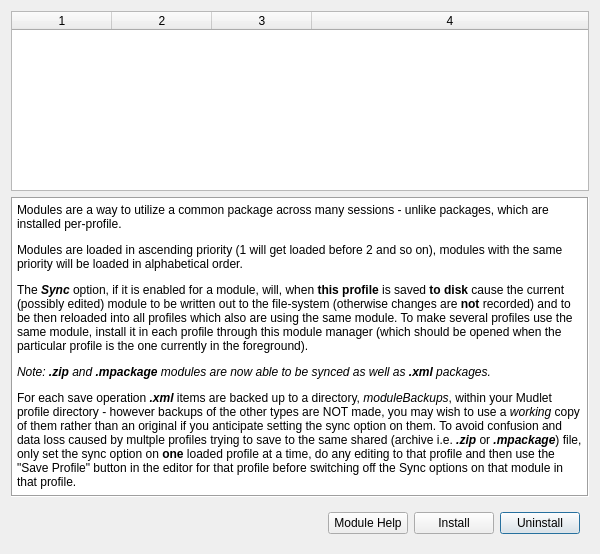
Above: src/ui/module_manager.ui from Mudlet/Mudlet before the change. Below: the same form after it.
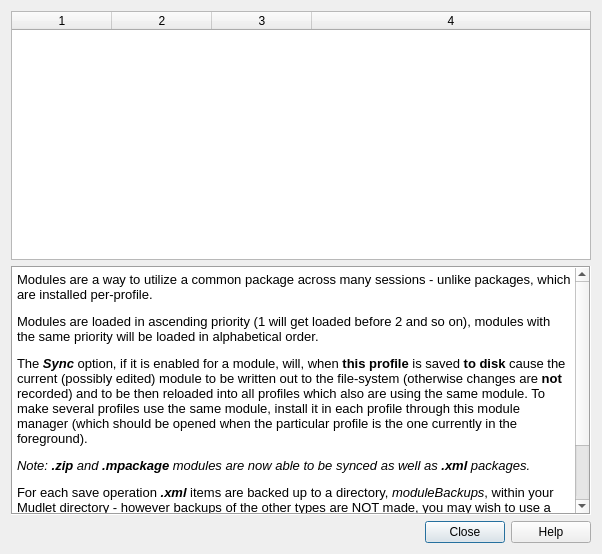
That is the form after the change. Icons and pictures are not drawn.

Commit message: Revise: further changes to fixup/enhance module & package handling

What changed in the file:
```diff
--- a/src/ui/module_manager.ui
+++ b/src/ui/module_manager.ui
@@ -11,19 +11,23 @@
    </rect>
   </property>
   <property name="sizePolicy">
-   <sizepolicy hsizetype="Preferred" vsizetype="MinimumExpanding">
+   <sizepolicy hsizetype="MinimumExpanding" vsizetype="MinimumExpanding">
     <horstretch>0</horstretch>
     <verstretch>0</verstretch>
    </sizepolicy>
   </property>
-  <layout class="QGridLayout" name="gridLayout" rowstretch="1,0,0" rowminimumheight="0,300,0">
-   <item row="0" column="0" colspan="2">
+  <property name="windowIcon">
+   <iconset resource="../mudlet.qrc">
+    <normaloff>:/icons/module-manager.png</normaloff>:/icons/module-manager.png</iconset>
+  </property>
+  <layout class="QVBoxLayout" name="verticalLayout" stretch="1,1,0">
+   <item>
     <widget class="QTableWidget" name="moduleTable">
-     <property name="sizePolicy">
-      <sizepolicy hsizetype="Ignored" vsizetype="Expanding">
-       <horstretch>0</horstretch>
-       <verstretch>0</verstretch>
-      </sizepolicy>
+     <property name="minimumSize">
+      <size>
+       <width>580</width>
+       <height>170</height>
+      </size>
      </property>
      <property name="alternatingRowColors">
       <bool>true</bool>
@@ -40,6 +44,9 @@
      <property name="columnCount">
       <number>4</number>
      </property>
+     <attribute name="horizontalHeaderVisible">
+      <bool>true</bool>
+     </attribute>
      <attribute name="horizontalHeaderCascadingSectionResizes">
       <bool>false</bool>
      </attribute>
@@ -55,14 +62,26 @@
      <column/>
     </widget>
    </item>
-   <item row="1" column="0" colspan="2">
+   <item>
     <widget class="QTextEdit" name="textEdit">
      <property name="sizePolicy">
-      <sizepolicy hsizetype="Minimum" vsizetype="MinimumExpanding">
+      <sizepolicy hsizetype="Expanding" vsizetype="MinimumExpanding">
        <horstretch>0</horstretch>
        <verstretch>0</verstretch>
       </sizepolicy>
      </property>
+     <property name="minimumSize">
+      <size>
+       <width>580</width>
+       <height>170</height>
+      </size>
+     </property>
+     <property name="sizeIncrement">
+      <size>
+       <width>1</width>
+       <height>1</height>
+      </size>
+     </property>
      <property name="inputMethodHints">
       <set>Qt::ImhNone</set>
      </property>
@@ -76,12 +95,16 @@
       <enum>QAbstractScrollArea::AdjustToContents</enum>
      </property>
      <property name="html">
-      <string>&lt;html&gt;&lt;head/&gt;&lt;body&gt;&lt;p&gt;Modules are a way to utilize a common package across many sessions - unlike packages, which are installed per-profile.&lt;/p&gt;
-&lt;p&gt;Modules are loaded in ascending priority (1 will get loaded before 2 and so on), modules with the same priority will be loaded in alphabetical order.&lt;/p&gt;
-&lt;p&gt;The &lt;b&gt;&lt;i&gt;Sync&lt;/i&gt;&lt;/b&gt; option, if it is enabled for a module, will, when &lt;b&gt;this profile&lt;/b&gt; is saved &lt;b&gt;to disk&lt;/b&gt; cause the current (possibly edited) module to be written out to the file-system (otherwise changes are &lt;b&gt;not&lt;/b&gt; recorded) and to be then reloaded into all profiles which also are using the same module. To make several profiles use the same module, install it in each profile through this module manager (which should be opened when the particular profile is the one currently in the foreground).&lt;/p&gt;
-&lt;p&gt;&lt;i&gt;Note: &lt;b&gt;.zip&lt;/b&gt; and &lt;b&gt;.mpackage&lt;/b&gt; modules are now able to be synced as well as &lt;b&gt;.xml&lt;/b&gt; packages.&lt;/p&gt;
-&lt;p&gt;For each save operation &lt;b&gt;&lt;i&gt;.xml&lt;/i&gt;&lt;/b&gt; items are backed up to a directory, &lt;i&gt;moduleBackups&lt;/i&gt;, within your Mudlet profile directory - however backups of the other types are NOT made, you may wish to use a &lt;i&gt;working&lt;/i&gt; copy of them rather than an original if you anticipate setting the sync option on them. To avoid confusion and data loss caused by multple profiles trying to save to the same shared (archive i.e. &lt;b&gt;&lt;i&gt;.zip&lt;/i&gt;&lt;/b&gt; or &lt;b&gt;&lt;i&gt;.mpackage&lt;/i&gt;&lt;/b&gt;) file, only set the sync option on &lt;b&gt;one&lt;/b&gt; loaded profile at a time, do any editing to that profile and then use the &amp;quot;Save Profile&amp;quot; button in the editor for that profile before switching off the Sync options on that module in that profile.&lt;/p&gt;&lt;/body&gt;&lt;/html&gt;</string>
-</property>
+      <string>&lt;!DOCTYPE HTML PUBLIC &quot;-//W3C//DTD HTML 4.0//EN&quot; &quot;http://www.w3.org/TR/REC-html40/strict.dtd&quot;&gt;
+&lt;html&gt;&lt;head&gt;&lt;meta name=&quot;qrichtext&quot; content=&quot;1&quot; /&gt;&lt;style type=&quot;text/css&quot;&gt;
+p, li { white-space: pre-wrap; }
+&lt;/style&gt;&lt;/head&gt;&lt;body style=&quot; font-family:'Liberation Sans'; font-size:10pt; font-weight:400; font-style:normal;&quot;&gt;
+&lt;p style=&quot; margin-top:12px; margin-bottom:12px; margin-left:0px; margin-right:0px; -qt-block-indent:0; text-indent:0px;&quot;&gt;Modules are a way to utilize a common package across many sessions - unlike packages, which are installed per-profile.&lt;/p&gt;
+&lt;p style=&quot; margin-top:12px; margin-bottom:12px; margin-left:0px; margin-right:0px; -qt-block-indent:0; text-indent:0px;&quot;&gt;Modules are loaded in ascending priority (1 will get loaded before 2 and so on), modules with the same priority will be loaded in alphabetical order.&lt;/p&gt;
+&lt;p style=&quot; margin-top:12px; margin-bottom:12px; margin-left:0px; margin-right:0px; -qt-block-indent:0; text-indent:0px;&quot;&gt;The &lt;span style=&quot; font-weight:600; font-style:italic;&quot;&gt;Sync&lt;/span&gt; option, if it is enabled for a module, will, when &lt;span style=&quot; font-weight:600;&quot;&gt;this profile&lt;/span&gt; is saved &lt;span style=&quot; font-weight:600;&quot;&gt;to disk&lt;/span&gt; cause the current (possibly edited) module to be written out to the file-system (otherwise changes are &lt;span style=&quot; font-weight:600;&quot;&gt;not&lt;/span&gt; recorded) and to be then reloaded into all profiles which also are using the same module. To make several profiles use the same module, install it in each profile through this module manager (which should be opened when the particular profile is the one currently in the foreground).&lt;/p&gt;
+&lt;p style=&quot; margin-top:12px; margin-bottom:12px; margin-left:0px; margin-right:0px; -qt-block-indent:0; text-indent:0px;&quot;&gt;&lt;span style=&quot; font-style:italic;&quot;&gt;Note: &lt;/span&gt;&lt;span style=&quot; font-weight:600; font-style:italic;&quot;&gt;.zip&lt;/span&gt;&lt;span style=&quot; font-style:italic;&quot;&gt; and &lt;/span&gt;&lt;span style=&quot; font-weight:600; font-style:italic;&quot;&gt;.mpackage&lt;/span&gt;&lt;span style=&quot; font-style:italic;&quot;&gt; modules are now able to be synced as well as &lt;/span&gt;&lt;span style=&quot; font-weight:600; font-style:italic;&quot;&gt;.xml&lt;/span&gt;&lt;span style=&quot; font-style:italic;&quot;&gt; packages.&lt;/span&gt;&lt;/p&gt;
+&lt;p style=&quot; margin-top:12px; margin-bottom:12px; margin-left:0px; margin-right:0px; -qt-block-indent:0; text-indent:0px;&quot;&gt;For each save operation &lt;span style=&quot; font-weight:600; font-style:italic;&quot;&gt;.xml&lt;/span&gt; items are backed up to a directory, &lt;span style=&quot; font-style:italic;&quot;&gt;moduleBackups&lt;/span&gt;, within your Mudlet directory - however backups of the other types are NOT made, you may wish to use a &lt;span style=&quot; font-style:italic;&quot;&gt;working&lt;/span&gt; copy of them rather than an original if you anticipate setting the sync option on them. To avoid confusion and data loss caused by multple profiles trying to save to the same shared (archive i.e. &lt;span style=&quot; font-weight:600; font-style:italic;&quot;&gt;.zip&lt;/span&gt; or &lt;span style=&quot; font-weight:600; font-style:italic;&quot;&gt;.mpackage&lt;/span&gt;) file, only set the sync option on &lt;span style=&quot; font-weight:600;&quot;&gt;one&lt;/span&gt; loaded profile at a time, do any editing to that profile and then use the &amp;quot;Save Profile&amp;quot; button in the editor for that profile before switching off the Sync options on that module in that profile.&lt;/p&gt;&lt;/body&gt;&lt;/html&gt;</string>
+     </property>
      <property name="acceptRichText">
       <bool>false</bool>
      </property>
@@ -90,65 +113,11 @@
      </property>
     </widget>
    </item>
-   <item row="2" column="0">
-    <spacer name="horizontalSpacer">
-     <property name="orientation">
-      <enum>Qt::Horizontal</enum>
+   <item>
+    <widget class="QDialogButtonBox" name="buttonBox">
+     <property name="standardButtons">
+      <set>QDialogButtonBox::Close|QDialogButtonBox::Help</set>
      </property>
-     <property name="sizeHint" stdset="0">
-      <size>
-       <width>40</width>
-       <height>20</height>
-      </size>
-     </property>
-    </spacer>
-   </item>
-   <item row="2" column="1">
-    <widget class="QWidget" name="widget_2" native="true">
-     <property name="sizePolicy">
-      <sizepolicy hsizetype="Maximum" vsizetype="Maximum">
-       <horstretch>0</horstretch>
-       <verstretch>0</verstretch>
-      </sizepolicy>
-     </property>
-     <property name="layoutDirection">
-      <enum>Qt::RightToLeft</enum>
-     </property>
-     <layout class="QHBoxLayout" name="horizontalLayout">
-      <item>
-       <widget class="QPushButton" name="uninstallButton">
-        <property name="sizePolicy">
-         <sizepolicy hsizetype="Fixed" vsizetype="Fixed">
-          <horstretch>0</horstretch>
-          <verstretch>0</verstretch>
-         </sizepolicy>
-        </property>
-        <property name="text">
-         <string>Uninstall</string>
-        </property>
-       </widget>
-      </item>
-      <item>
-       <widget class="QPushButton" name="installButton">
-        <property name="sizePolicy">
-         <sizepolicy hsizetype="Fixed" vsizetype="Fixed">
-          <horstretch>0</horstretch>
-          <verstretch>0</verstretch>
-         </sizepolicy>
-        </property>
-        <property name="text">
-         <string>Install</string>
-        </property>
-       </widget>
-      </item>
-      <item>
-       <widget class="QPushButton" name="helpButton">
-        <property name="text">
-         <string>Module Help</string>
-        </property>
-       </widget>
-      </item>
-     </layout>
     </widget>
    </item>
   </layout>
```
Left out of the diff: 9 changed lines with no effect on the pictures. The commit also changes 11 other files.
